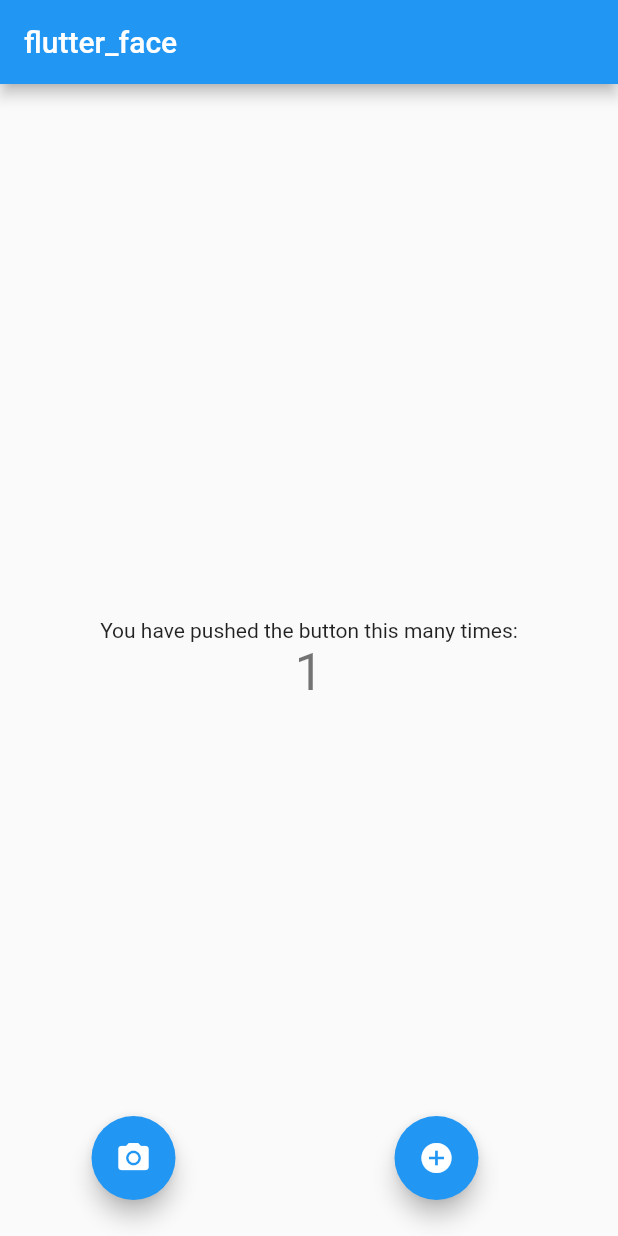
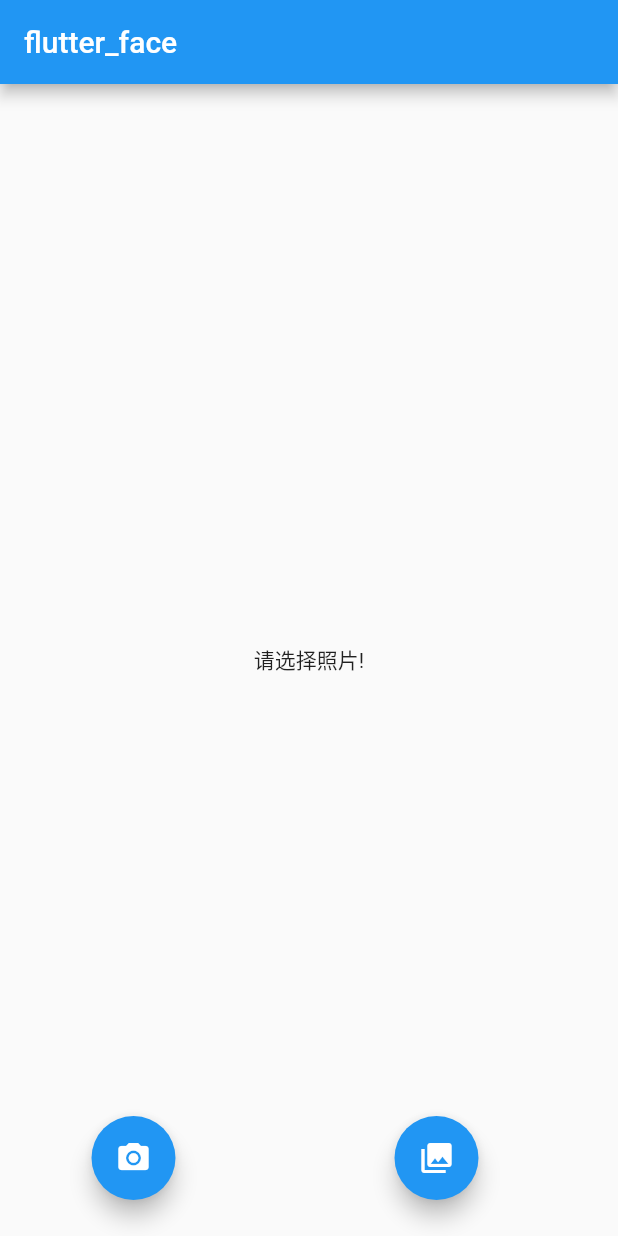
Before and after one commit to jinhuizxc/flutter_face, a Flutter app: the screen it shows after launch, after a tap on the "camera alt" icon, on a phone screen of 412 x 824 dp. Run offline on Flutter 3.47's test engine with Material 2 defaults, Android fonts, the phone set to English and light mode, and no system bars; our stand-ins replace image_picker.

Commit message:
从相机、相册选择照片设置到image上;

```diff
--- a/lib/main.dart
+++ b/lib/main.dart
@@ -1,7 +1,14 @@
 import 'package:flutter/material.dart';
+import 'package:image_picker/image_picker.dart';
+import 'dart:io';
 
 /*
  * flutter_face + 百度人脸识别;
+ *
+ * https://www.liulongbin.top/
+ *
+ * Flutter开发中常用的快捷键
+ * https://www.jianshu.com/p/b9efacbf6c34
  */
 void main() => runApp(MyApp());
 
@@ -30,59 +37,87 @@ class MyHomePage extends StatefulWidget {
 class _MyHomePageState extends State<MyHomePage> {
   int _counter = 0;
 
-  void _incrementCounter() {
+  // 用户通过摄像头或图片库选择的照片, 需要导入io库
+  File _image;
+
+  // 选择照片
+  void choosePic(ImageSource source) async {
+    var image = await ImagePicker.pickImage(source: source);
+
+    // 设置照片   rn: this.setState()   小程序：this.setState{()}
     setState(() {
-      _counter++;
+      _image = image;
     });
+
+    print("选择的照片 = " + image.toString());
+    // I/flutter: 选择的照片 = File: '/storage/emulated/0/DCIM/Camera/IMG_20190725_211557.jpg'
+    // I/flutter: 选择的照片 = File: '/storage/emulated/0/Android/data/com.example.flutter_face/files/Pictures/c4ddf1e3-e6ac-49bf-92e5-a4a32e789fca7414828943492455094.jpg'
+
+    // 调用api获取颜值信息
+    getFaceInfo();
   }
 
   @override
   Widget build(BuildContext context) {
     return Scaffold(
-      appBar: AppBar(
-        title: Text(widget.title),
-      ),
-      body: ContentBody(),
-      floatingActionButton: BottomBody(),
+      appBar: renderAppBar(),
+      body: renderBody(),
+      floatingActionButton: renderFloatActionButton(),
     );
   }
 
   /*
-   * 显示主体内容;
+   * 渲染页面的主体区域
    */
-  Widget ContentBody() {
+  Widget renderBody() {
+    if (_image == null) {
+      // 并非居中，添加center使居中
       return Center(
-      child: Column(
-        mainAxisAlignment: MainAxisAlignment.center,
-        children: <Widget>[
-          Text(
-            'You have pushed the button this many times:',
-          ),
-          Text(
-            '$_counter',
-            style: Theme.of(context).textTheme.display1,
-          ),
-        ],
-      ),
+        child: Text('请选择照片!'),
+      );
+    }
+    return Image.file(
+      _image,
+      fit: BoxFit.cover,
+      width: double.infinity,
+      height: double.infinity,
     );
   }
 
   /*
-   * 显示底部2个按钮
+   * 渲染底部的浮动按钮区域
    */
-  Widget BottomBody() {
-    return ButtonBar(alignment: MainAxisAlignment.spaceAround,
+  Widget renderFloatActionButton() {
+    return ButtonBar(
+        alignment: MainAxisAlignment.spaceAround,
         children: <Widget>[
           FloatingActionButton(
-        onPressed: _incrementCounter,
+            onPressed: () {
+              // 打开相机
+              choosePic(ImageSource.camera);
+            },
             tooltip: 'Increment',
             child: Icon(Icons.camera_alt),
           ),
           FloatingActionButton(
-        onPressed: _incrementCounter,
+            // 打开相册
+            onPressed: () {
+              choosePic(ImageSource.gallery);
+            },
             tooltip: 'Increment',
-        child: Icon(Icons.add_circle),
+            child: Icon(Icons.photo_library),
           )
         ]);
   }
+
+  /*
+   * 渲染头部的appbar
+   */
+  Widget renderAppBar() {
+    return AppBar(
+      title: Text(widget.title),
+    );
   }
+
+  void getFaceInfo() {}
+}
```
Also changed, not shown: 2 other files. Lines whose indentation alone changed are shown as unchanged.
